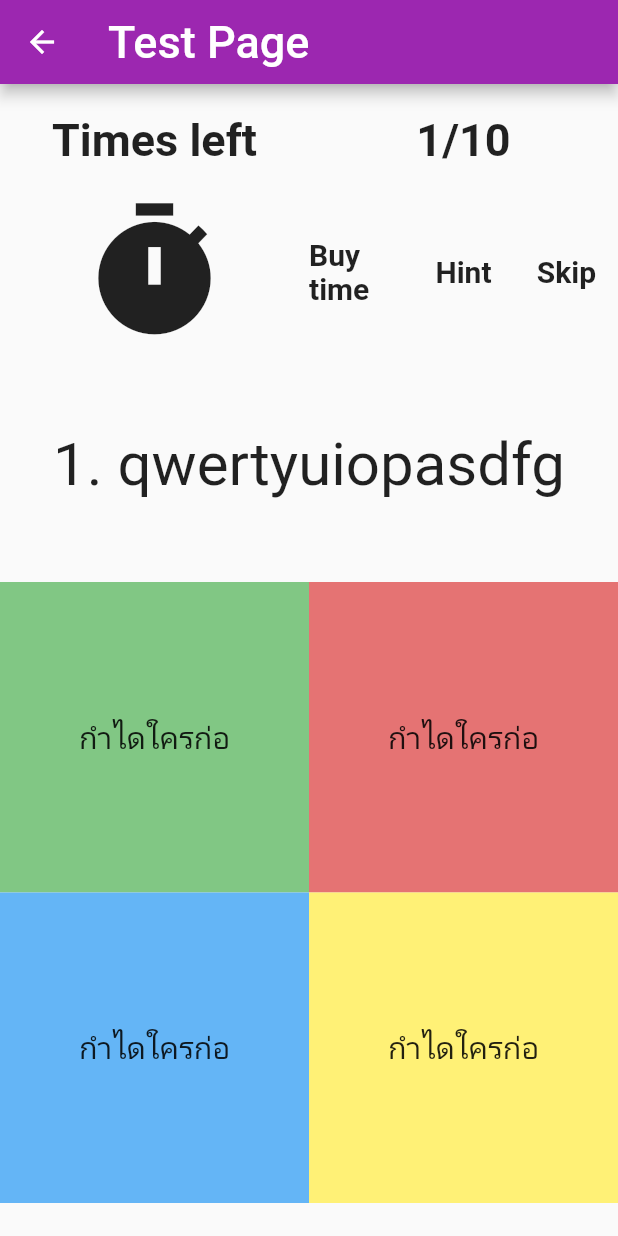
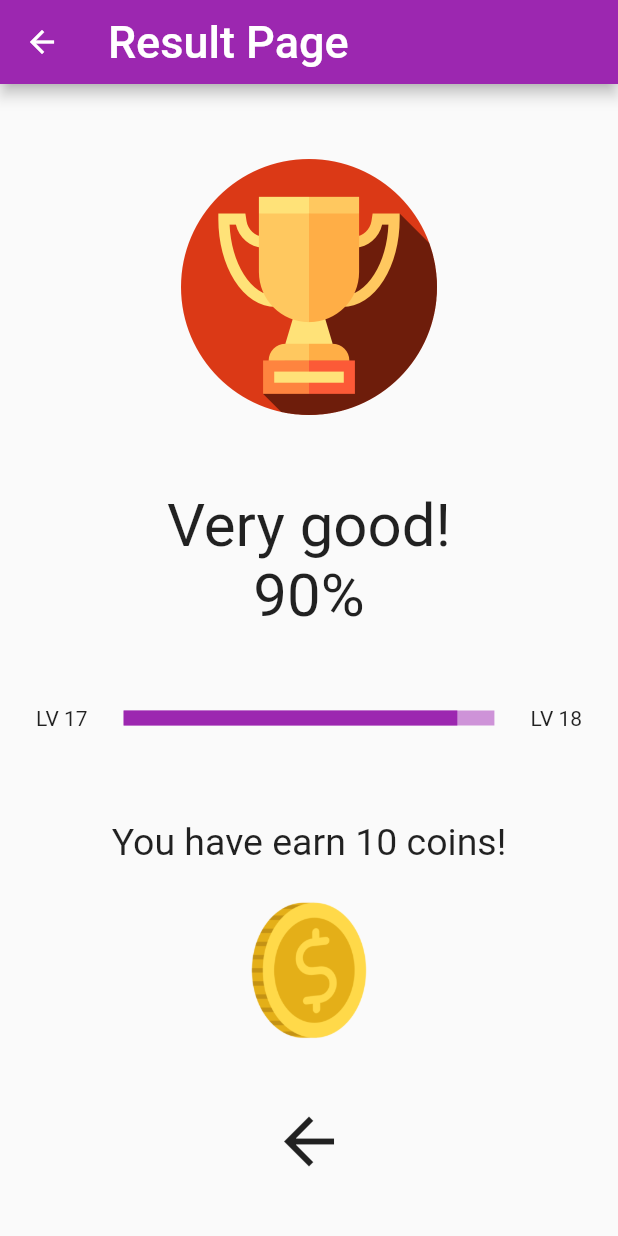
Before and after one commit to Hentaidasiu/Somchai_WordCamp, a Flutter app: the WordTestPage screen opened directly with empty values, after a tap on "กำไดใครก่อ", on a phone screen of 412 x 824 dp. Run offline on Flutter 3.47's test engine with Material 2 defaults, Android fonts, the light colour scheme and no system bars; our stand-ins replace date_format, focused_menu, modal_bottom_sheet, sqflite; missing offline and left inert: flutter_overboard, popup_menu; accounts and stored records are empty.

Commit message:
result Page

```diff
--- /dev/null
+++ b/lib/resultPage.dart
@@ -0,0 +1,88 @@
+import 'package:flutter/material.dart';
+
+//Database
+import 'database/database.dart';
+
+//Class
+import 'object/wordtest.dart';
+
+class ResultPage extends StatefulWidget {
+
+  @override
+  ResultPageState createState() => ResultPageState();
+}
+
+class ResultPageState extends State<ResultPage> {
+
+  //Value
+  List<Map<String, dynamic>> wordList = [];
+  List<String> questionList = [];
+  List<List<String>> answerList = [];
+  List<int> trueanswerList = [];
+  bool isTime, isShowAnswer, isRandom;
+  int wordCardID, questionTotal;
+
+  WordTest createdWordTest;
+
+  @override
+  Widget build(BuildContext context) {
+    return Scaffold(
+      appBar: AppBar(
+        title: Text(
+          'Result Page',
+          style: TextStyle(fontSize: 30),
+        ),
+      ),
+      body: Container(
+        child: Column(
+          children: [
+            Center(
+              child: Container(
+                padding: EdgeInsets.fromLTRB(0, 50, 0, 50),
+                child: Image.asset('assets/reward-cup-realPNG.png', scale: 3,)
+              )
+            ),
+            Container(
+              child: Text('Very good!', style: TextStyle(fontSize: 40),)
+            ),
+            Container(
+              padding: EdgeInsets.fromLTRB(0, 0, 0, 30),
+              child: Text('90%', style: TextStyle(fontSize: 40),)
+            ),
+            progressBar(),
+            Container(
+              padding: EdgeInsets.fromLTRB(0, 40, 0, 20),
+              child: Text('You have earn 10 coins!', style: TextStyle(fontSize: 25),),
+            ),
+            Container(
+              child: Image.asset('assets/coin-icon.png', scale: 5,)
+            ),
+            Container(
+              padding: EdgeInsets.fromLTRB(0, 30, 0, 0),
+              child: IconButton(
+                iconSize: 50,
+                icon: Icon(Icons.arrow_back_outlined),
+                onPressed: (){
+
+                },
+              ),
+            )
+          ],
+        ),
+      )
+    );
+  }
+}
+
+Widget progressBar() {
+  return Container(
+    padding: EdgeInsets.fromLTRB(0, 20, 0, 20),
+    child: Row(
+      children: [
+        Expanded(child: Center(child: Text('LV 17')), flex: 1,),
+        Expanded(child: Center(child: LinearProgressIndicator(value: 0.9, minHeight: 10,)), flex: 3,),
+        Expanded(child: Center(child: Text('LV 18')), flex: 1,),
+      ],
+    ),
+  );
+}
--- a/lib/test.dart
+++ b/lib/test.dart
@@ -1,10 +1,14 @@
 import 'package:flutter/material.dart';
+import 'package:somchai_wordcamp/bottomsheet/AddNewWord.dart';
 
 //Database
 import 'database/database.dart';
 
 //Class
 import 'object/wordtest.dart';
+
+//Page
+import './resultPage.dart';
 
 class WordTestPage extends StatefulWidget {
   final List<Map<String, dynamic>> wordList;
@@ -124,7 +128,7 @@ class WordTestPageState extends State<WordTestPage> {
                 ],
               ),
             ),
-            getQuestion(),
+            getQuestion(context),
           ],
         ),
       ),
@@ -132,7 +136,7 @@ class WordTestPageState extends State<WordTestPage> {
   }
 }
 
-Widget getQuestion() {
+Widget getQuestion(BuildContext context){
   return Container(
     child: Column(
       children: [
@@ -158,7 +162,7 @@ Widget getQuestion() {
                             padding: EdgeInsets.fromLTRB(0, 90, 0, 90),
                         ),
                         onTap: (){
-
+                          Navigator.push(context, MaterialPageRoute(builder: (context) => ResultPage()),);
                         },
                       )
                     ),
--- a/pubspec.yaml
+++ b/pubspec.yaml
@@ -55,6 +55,8 @@ flutter:
   # To add assets to your application, add an assets section, like this:
   assets:
     - assets/landing/
+    - assets/coin-icon.png
+    - assets/reward-cup-realPNG.png
 
   # An image asset can refer to one or more resolution-specific "variants", see
   # https://flutter.dev/assets-and-images/#resolution-aware.
```
Also changed, not shown: assets/coin-icon.png (added), assets/reward-cup-realPNG.png (added).
